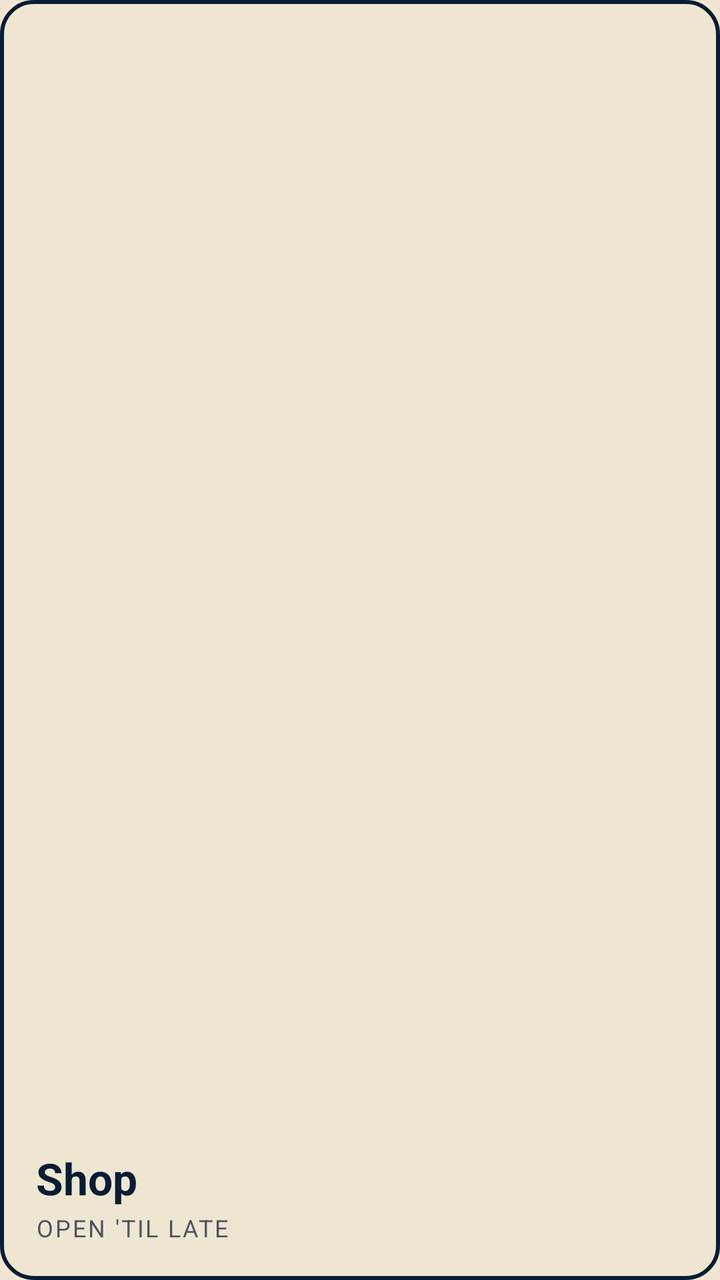
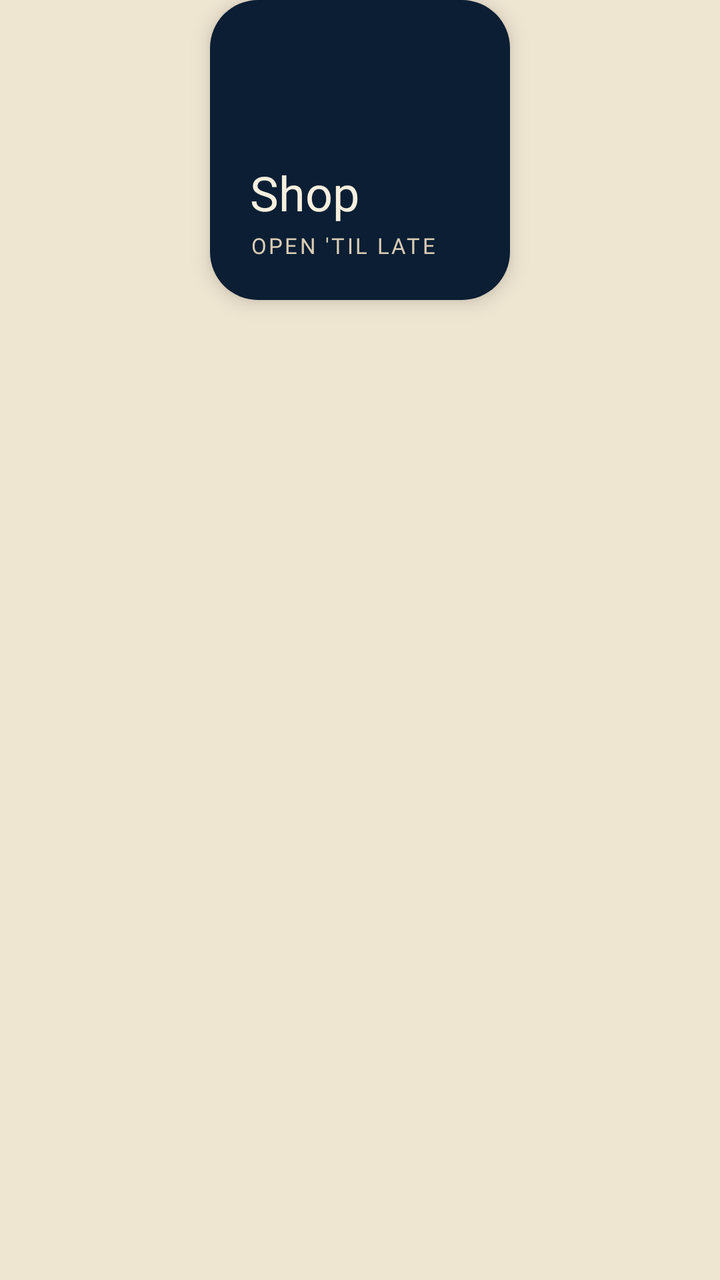

Before-and-after screenshots of an Android layout around one commit, followed by the original layout XML and the change that was made.
<!-- AndroidManifest.xml: application theme Theme.CSB -->
<!-- res/layout/item_shop_tile.xml -->
<?xml version="1.0" encoding="utf-8"?>
<LinearLayout xmlns:android="http://schemas.android.com/apk/res/android"
    android:layout_width="150dp"
    android:layout_height="140dp"
    android:layout_marginEnd="@dimen/tile_gap"
    android:background="@drawable/tile_shop"
    android:orientation="vertical"
    android:padding="18dp"
    android:gravity="bottom"
    android:focusable="true"
    android:focusableInTouchMode="true">

    <TextView
        android:id="@+id/shop_label"
        android:layout_width="wrap_content"
        android:layout_height="wrap_content"
        android:textColor="@color/navy"
        android:textSize="22sp"
        android:textStyle="bold"
        android:text="@string/shop" />

    <TextView
        android:id="@+id/shop_sub"
        android:layout_width="wrap_content"
        android:layout_height="wrap_content"
        android:layout_marginTop="2dp"
        android:textColor="@color/ink_soft"
        android:textSize="12sp"
        android:letterSpacing="0.08"
        android:text="OPEN 'TIL LATE" />
</LinearLayout>
<!-- resources referenced by this layout -->
<resources>
  <color name="ink_soft">#4E5563</color>
  <color name="navy">#061D35</color>
  <dimen name="tile_gap">18dp</dimen>
  <!-- drawable tile_shop (drawable) -->
  <?xml version="1.0" encoding="utf-8"?>
  <selector xmlns:android="http://schemas.android.com/apk/res/android">
      <item android:state_focused="true">
          <shape android:shape="rectangle">
              <solid android:color="@color/navy" />
              <corners android:radius="@dimen/tile_radius" />
              <stroke android:width="3dp" android:color="@color/red" />
          </shape>
      </item>
      <item>
          <shape android:shape="rectangle">
              <solid android:color="@color/ecru" />
              <corners android:radius="@dimen/tile_radius" />
              <stroke android:width="2dp" android:color="@color/navy" />
          </shape>
      </item>
  </selector>
  <string name="shop">Shop</string>
  <style name="Theme.CSB" parent="Theme.AppCompat.NoActionBar">
          <item name="android:windowBackground">@color/ecru</item>
          <item name="android:colorBackground">@color/ecru</item>
          <item name="android:statusBarColor">@color/ecru</item>
          <item name="android:navigationBarColor">@color/ecru</item>
          <item name="android:windowNoTitle">true</item>
          <item name="android:windowActionBar">false</item>
      </style>
  <dimen name="tile_radius">16dp</dimen>
  <color name="red">#A20503</color>
  <color name="ecru">#EFE6D2</color>
</resources>

<!-- the commit's change to res/layout/item_shop_tile.xml (unified diff, before → after) -->
@@ -1,31 +1,54 @@
 <?xml version="1.0" encoding="utf-8"?>
 <LinearLayout xmlns:android="http://schemas.android.com/apk/res/android"
-    android:layout_width="150dp"
-    android:layout_height="140dp"
-    android:layout_marginEnd="@dimen/tile_gap"
-    android:background="@drawable/tile_shop"
+    android:layout_width="wrap_content"
+    android:layout_height="wrap_content"
+    android:layout_marginEnd="28dp"
     android:orientation="vertical"
-    android:padding="18dp"
-    android:gravity="bottom"
+    android:gravity="center_horizontal"
+    android:clipChildren="false"
+    android:clipToPadding="false"
     android:focusable="true"
     android:focusableInTouchMode="true">
 
+    <FrameLayout
+        android:id="@+id/card"
+        android:layout_width="150dp"
+        android:layout_height="150dp"
+        android:background="@drawable/card_shop"
+        android:duplicateParentState="true"
+        android:elevation="6dp">
+
+        <LinearLayout
+            android:layout_width="match_parent"
+            android:layout_height="match_parent"
+            android:orientation="vertical"
+            android:gravity="bottom"
+            android:padding="20dp">
+
+            <TextView
+                android:layout_width="wrap_content"
+                android:layout_height="wrap_content"
+                android:fontFamily="@font/inter_semibold"
+                android:textColor="@color/cream_text"
+                android:textSize="24sp"
+                android:text="@string/shop" />
+
+            <TextView
+                android:layout_width="wrap_content"
+                android:layout_height="wrap_content"
+                android:layout_marginTop="3dp"
+                android:fontFamily="@font/inter_medium"
+                android:textColor="@color/cream_dim"
+                android:textSize="11sp"
+                android:letterSpacing="0.1"
+                android:text="OPEN 'TIL LATE" />
+        </LinearLayout>
+    </FrameLayout>
+
     <TextView
-        android:id="@+id/shop_label"
         android:layout_width="wrap_content"
         android:layout_height="wrap_content"
-        android:textColor="@color/navy"
-        android:textSize="22sp"
-        android:textStyle="bold"
-        android:text="@string/shop" />
-
-    <TextView
-        android:id="@+id/shop_sub"
-        android:layout_width="wrap_content"
-        android:layout_height="wrap_content"
-        android:layout_marginTop="2dp"
-        android:textColor="@color/ink_soft"
-        android:textSize="12sp"
-        android:letterSpacing="0.08"
-        android:text="OPEN 'TIL LATE" />
+        android:layout_marginTop="14dp"
+        android:alpha="0"
+        android:text=" " />
 </LinearLayout>
<!-- resource entries referenced after the edit -->
@@ -1,26 +1,25 @@
 <!-- resources referenced by this layout -->
 <resources>
-  <color name="ink_soft">#4E5563</color>
-  <color name="navy">#061D35</color>
-  <dimen name="tile_gap">18dp</dimen>
-  <!-- drawable tile_shop (drawable) -->
+  <color name="cream_dim">#D9CCB4</color>
+  <color name="cream_text">#F6EFDF</color>
+  <!-- drawable card_shop (drawable) -->
   <?xml version="1.0" encoding="utf-8"?>
   <selector xmlns:android="http://schemas.android.com/apk/res/android">
       <item android:state_focused="true">
           <shape android:shape="rectangle">
               <solid android:color="@color/navy" />
-              <corners android:radius="@dimen/tile_radius" />
-              <stroke android:width="3dp" android:color="@color/red" />
+              <corners android:radius="24dp" />
+              <stroke android:width="2dp" android:color="@color/cream_text" />
           </shape>
       </item>
       <item>
           <shape android:shape="rectangle">
-              <solid android:color="@color/ecru" />
-              <corners android:radius="@dimen/tile_radius" />
-              <stroke android:width="2dp" android:color="@color/navy" />
+              <solid android:color="@color/navy" />
+              <corners android:radius="24dp" />
           </shape>
       </item>
   </selector>
+  <color name="navy">#0B1E33</color>
   <string name="shop">Shop</string>
   <style name="Theme.CSB" parent="Theme.AppCompat.NoActionBar">
           <item name="android:windowBackground">@color/ecru</item>
@@ -30,8 +29,6 @@
           <item name="android:windowNoTitle">true</item>
           <item name="android:windowActionBar">false</item>
       </style>
-  <dimen name="tile_radius">16dp</dimen>
-  <color name="red">#A20503</color>
   <color name="ecru">#EFE6D2</color>
 </resources>
 
